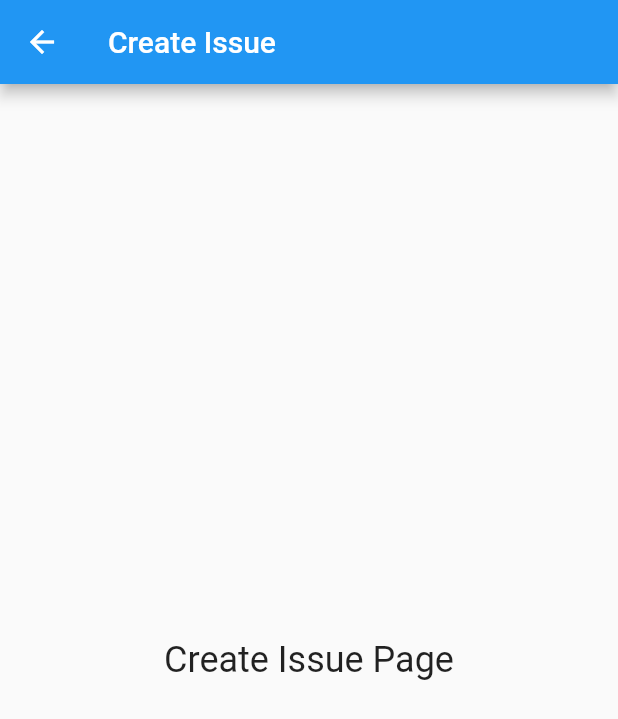
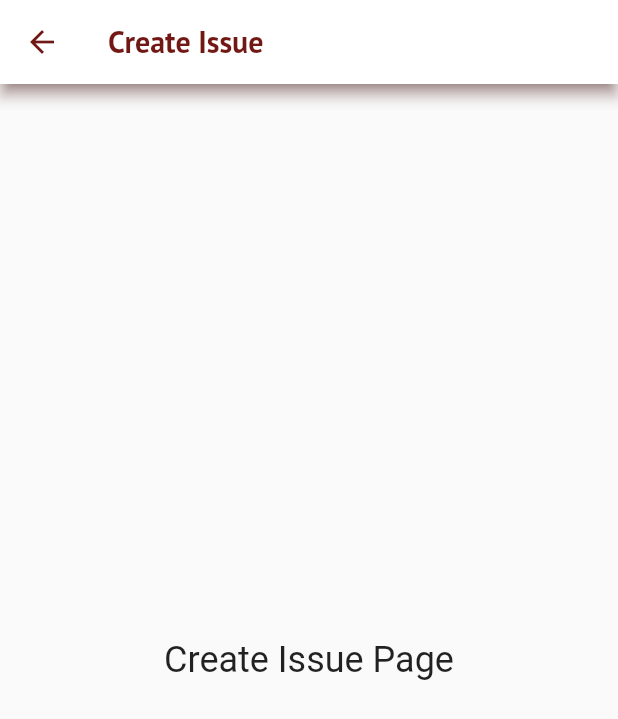
Before and after one commit to srihitha-ravi/demo-frontend, a Flutter app: the CreateIssuePage screen opened directly, on a phone screen of 412 x 824 dp. Shown: the top 719 px of the screen. Run offline on Flutter 3.47's test engine with Material 2 defaults, Android fonts, the phone set to English and light mode, and no system bars; our stand-ins replace google_fonts.

```diff
--- a/lib/Create Issue/create_issue.dart
+++ b/lib/Create Issue/create_issue.dart
@@ -1,11 +1,20 @@
+import 'package:bughub_demo/Theme/appbar_theme.dart';
 import 'package:flutter/material.dart';
 
 class CreateIssuePage extends StatelessWidget {
   @override
   Widget build(BuildContext context) {
-    return Scaffold(
+    return Theme(
+      data: appThemeData,
+      child: Scaffold(
         appBar: AppBar(
-        title: Text('Create Issue'),
+          title: Text(
+            'Create Issue',
+            style: TextStyle(
+              fontSize: 20.0,
+              fontWeight: FontWeight.bold,
+            ),
+          ),
         ),
         body: Center(
           child: Column(
@@ -20,6 +29,7 @@ class CreateIssuePage extends StatelessWidget {
             ],
           ),
         ),
+      ),
     );
   }
 }
```
Lines whose indentation alone changed are shown as unchanged.
